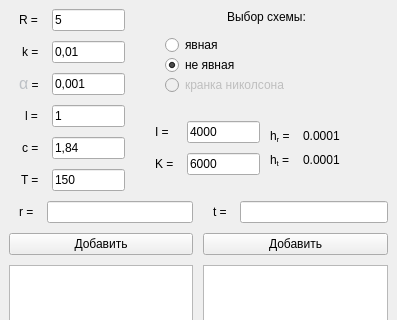
Above: mainwindow.ui from androidZ200/Simulation-of-heat-propagation before the change; both pictures show x 0 to 397 and y 0 to 320 of the 397 by 515 pixel window. Below: the same form after it.
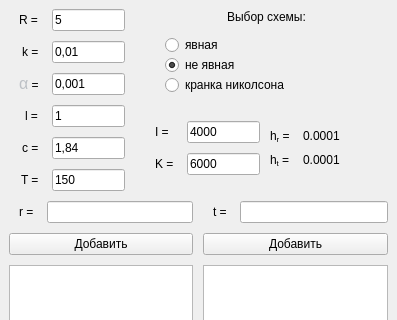
That is the form after the change.

Patch:
```diff
--- a/mainwindow.ui
+++ b/mainwindow.ui
@@ -189,7 +189,7 @@
             <item>
              <widget class="QRadioButton" name="radioButton_3">
               <property name="enabled">
-               <bool>false</bool>
+               <bool>true</bool>
               </property>
               <property name="text">
                <string>кранка николсона</string>
```
